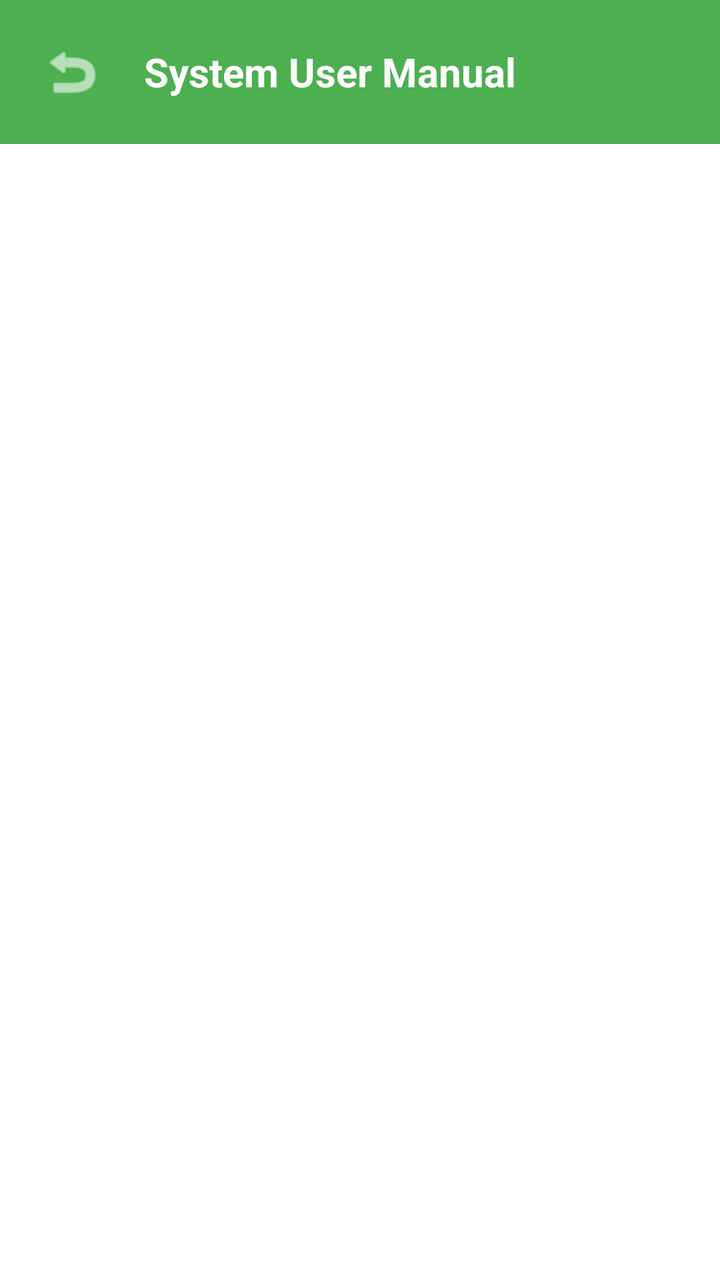
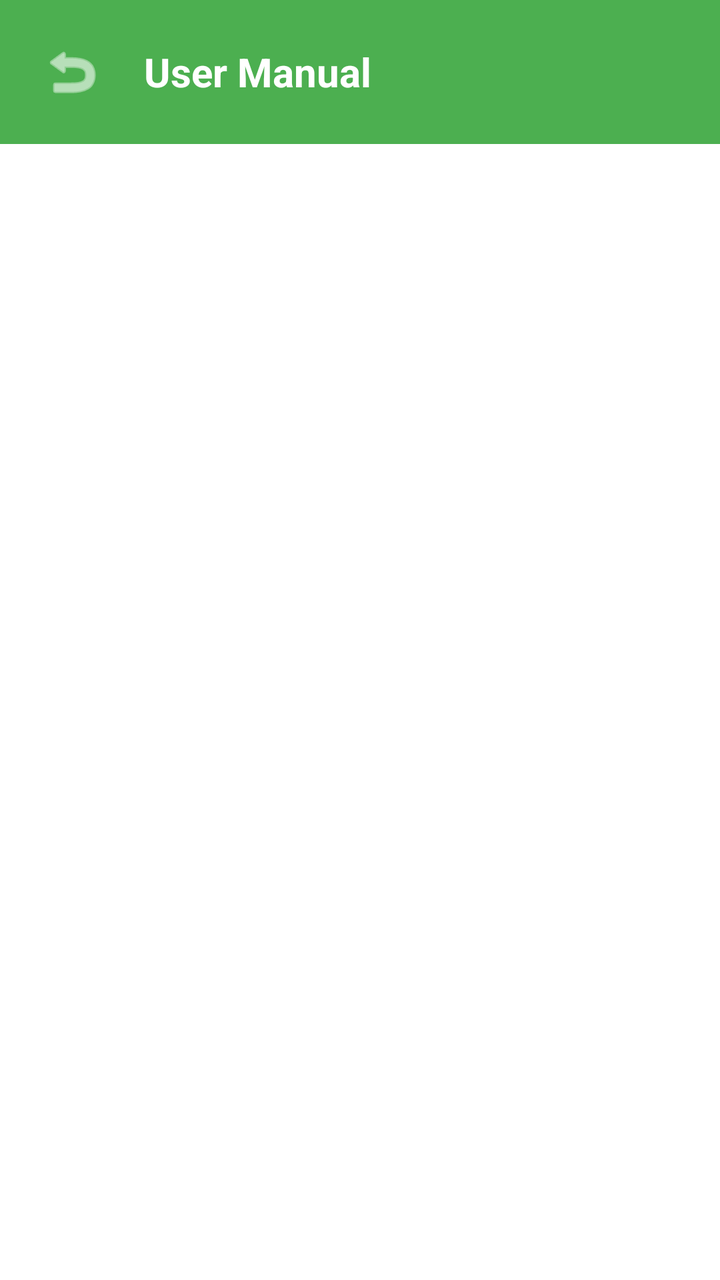

Screens rendered from an Android XML layout before and after an edit, with the pre-edit source and the edit as a unified diff.
<!-- AndroidManifest.xml: application theme Theme.ClinicApp -->
<!-- res/layout/activity_user_manual.xml -->
<?xml version="1.0" encoding="utf-8"?>
<LinearLayout xmlns:android="http://schemas.android.com/apk/res/android"
    xmlns:app="http://schemas.android.com/apk/res-auto"
    android:layout_width="match_parent"
    android:layout_height="match_parent"
    android:orientation="vertical"
    android:background="#FFFFFF">

    
    <LinearLayout
        android:layout_width="match_parent"
        android:layout_height="wrap_content"
        android:background="#4CAF50"
        android:padding="16dp"
        android:gravity="center_vertical"
        android:orientation="horizontal">

        <ImageButton
            android:id="@+id/btnBackManual"
            android:layout_width="40dp"
            android:layout_height="40dp"
            android:background="?attr/selectableItemBackgroundBorderless"
            android:src="@android:drawable/ic_menu_revert"
            app:tint="#FFFFFF" />

        <TextView
            android:layout_width="wrap_content"
            android:layout_height="wrap_content"
            android:text="System User Manual"
            android:textColor="#FFFFFF"
            android:textSize="20sp"
            android:textStyle="bold"
            android:layout_marginStart="16dp"/>
    </LinearLayout>

    <ScrollView
        android:layout_width="match_parent"
        android:layout_height="match_parent"
        android:padding="20dp">

        <TextView
            android:id="@+id/tvManualContent"
            android:layout_width="match_parent"
            android:layout_height="wrap_content"
            android:textColor="#333333"
            android:textSize="15sp"
            android:lineSpacingExtra="4dp"
            android:paddingBottom="40dp"/>

    </ScrollView>
</LinearLayout>
<!-- resources referenced by this layout -->
<resources>
  <style name="Theme.ClinicApp" parent="Theme.MaterialComponents.Light.NoActionBar">
          <item name="colorPrimary">@color/primaryColor</item>
          <item name="colorPrimaryVariant">@color/primaryDarkColor</item>
          <item name="colorOnPrimary">@color/surfaceColor</item>
          <item name="colorSecondary">@color/secondaryColor</item>
          <item name="colorOnSecondary">@color/surfaceColor</item>
          <item name="android:statusBarColor">?attr/colorPrimaryVariant</item>
          <item name="android:windowBackground">@color/backgroundColor</item>
      </style>
  <color name="primaryColor">#2563EB</color>
  <color name="primaryDarkColor">#1E40AF</color>
  <color name="surfaceColor">#FFFFFF</color>
  <color name="secondaryColor">#10B981</color>
  <color name="backgroundColor">#F3F4F6</color>
</resources>

<!-- the commit's change to res/layout/activity_user_manual.xml (unified diff, before → after) -->
@@ -26,7 +26,7 @@
         <TextView
             android:layout_width="wrap_content"
             android:layout_height="wrap_content"
-            android:text="System User Manual"
+            android:text="@string/manual_title"
             android:textColor="#FFFFFF"
             android:textSize="20sp"
             android:textStyle="bold"
<!-- resource entries referenced after the edit -->
@@ -1,5 +1,6 @@
 <!-- resources referenced by this layout -->
 <resources>
+  <string name="manual_title">User Manual</string>
   <style name="Theme.ClinicApp" parent="Theme.MaterialComponents.Light.NoActionBar">
           <item name="colorPrimary">@color/primaryColor</item>
           <item name="colorPrimaryVariant">@color/primaryDarkColor</item>
